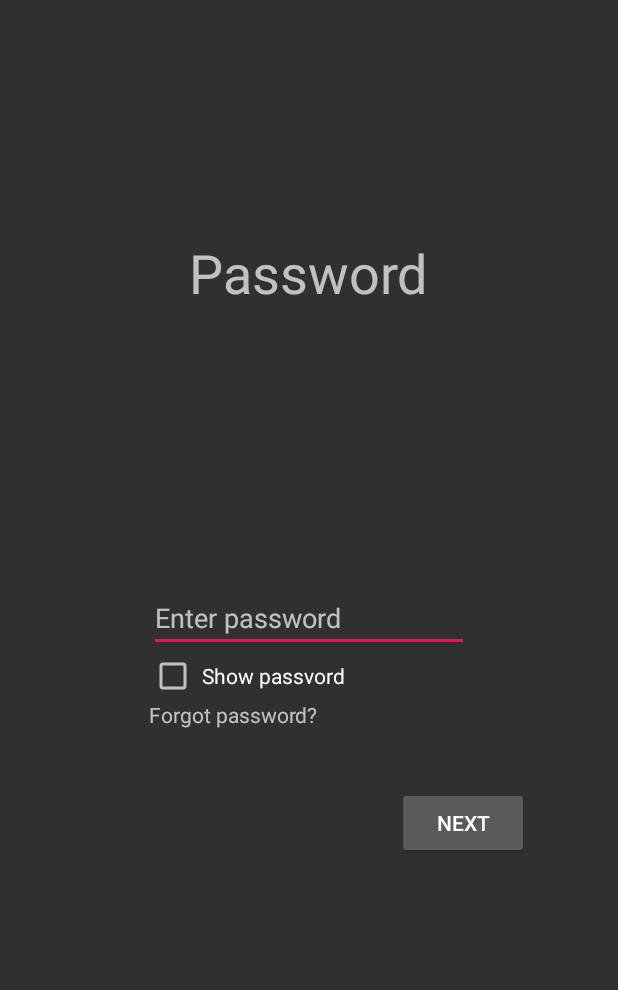
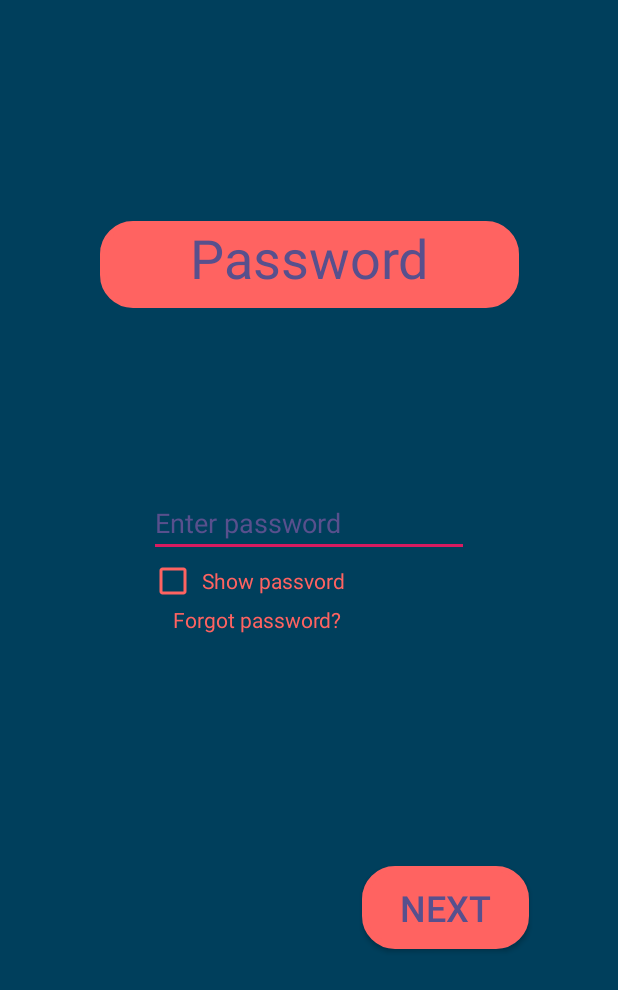
Before and after one commit to timapple12/BID1, an Android app: the Password screen opened directly, with no data from a screen before it, on a phone screen of 412 x 824 dp. Shown: the top 990 px of the screen. Run offline under Robolectric (Android 15) with nearby library versions, the phone set to English and light mode, and no system bars.

Commit message:
BID1.5
123

```diff
--- a/app/src/main/res/layout/activity_password.xml
+++ b/app/src/main/res/layout/activity_password.xml
@@ -3,20 +3,25 @@
     xmlns:app="http://schemas.android.com/apk/res-auto"
     xmlns:tools="http://schemas.android.com/tools"
     android:layout_width="match_parent"
+    android:background="@color/colorPrimaryDark"
     android:layout_height="match_parent"
     tools:context=".Password">
 
     <TextView
         android:id="@+id/password"
-        android:layout_width="wrap_content"
-        android:layout_height="wrap_content"
-        android:layout_marginTop="157dp"
+        android:layout_width="279dp"
+        android:layout_height="58dp"
+        android:layout_marginTop="64dp"
+        android:background="@drawable/filedsset"
         android:text="Password"
+        android:textAlignment="center"
+        android:textColor="#58508d"
         android:textSize="36sp"
+        app:layout_constraintBottom_toBottomOf="parent"
         app:layout_constraintEnd_toEndOf="parent"
-        app:layout_constraintHorizontal_bias="0.498"
         app:layout_constraintStart_toStartOf="parent"
-        app:layout_constraintTop_toTopOf="parent" />
+        app:layout_constraintTop_toTopOf="parent"
+        app:layout_constraintVertical_bias="0.119" />
 
     <EditText
         android:id="@+id/pasw"
@@ -25,36 +30,53 @@
         android:ems="10"
         android:hint="Enter password"
         android:inputType="textPassword"
+        android:textColorHint="#58508d"
         app:layout_constraintBottom_toBottomOf="parent"
         app:layout_constraintEnd_toEndOf="parent"
         app:layout_constraintStart_toStartOf="parent"
-        app:layout_constraintTop_toTopOf="parent" />
+        app:layout_constraintTop_toTopOf="parent"
+        app:layout_constraintVertical_bias="0.419" />
 
     <CheckBox
         android:id="@+id/checkBox2"
         android:layout_width="wrap_content"
         android:layout_height="wrap_content"
+        android:buttonTint="#FF6361"
         android:text=" Show passvord"
+        android:textColor="#FF6361"
+        app:layout_constraintBottom_toBottomOf="parent"
+        app:layout_constraintEnd_toEndOf="parent"
+        app:layout_constraintHorizontal_bias="0.0"
         app:layout_constraintStart_toStartOf="@+id/pasw"
-        app:layout_constraintTop_toBottomOf="@+id/pasw" />
+        app:layout_constraintTop_toBottomOf="@+id/pasw"
+        app:layout_constraintVertical_bias="0.0" />
 
     <Button
         android:id="@+id/button5"
-        android:layout_width="wrap_content"
-        android:layout_height="wrap_content"
+        android:layout_width="111dp"
+        android:layout_height="55dp"
         android:layout_marginTop="58dp"
         android:layout_marginEnd="59dp"
+        android:background="@drawable/filedsset"
         android:onClick="onButton"
         android:text="next"
+        android:textColor="#58508d"
+        android:textSize="24sp"
+        app:layout_constraintBottom_toBottomOf="parent"
         app:layout_constraintEnd_toEndOf="parent"
-        app:layout_constraintTop_toBottomOf="@+id/checkBox2" />
+        app:layout_constraintHorizontal_bias="1.0"
+        app:layout_constraintStart_toStartOf="parent"
+        app:layout_constraintTop_toBottomOf="@+id/checkBox2"
+        app:layout_constraintVertical_bias="0.378" />
 
     <TextView
         android:id="@+id/textView25"
         android:layout_width="wrap_content"
         android:layout_height="wrap_content"
+        android:layout_marginStart="16dp"
         android:clickable="true"
         android:text="Forgot password?"
+        android:textColor="#FF6361"
         app:layout_constraintStart_toStartOf="@+id/checkBox2"
         app:layout_constraintTop_toBottomOf="@+id/checkBox2" />
 
```
